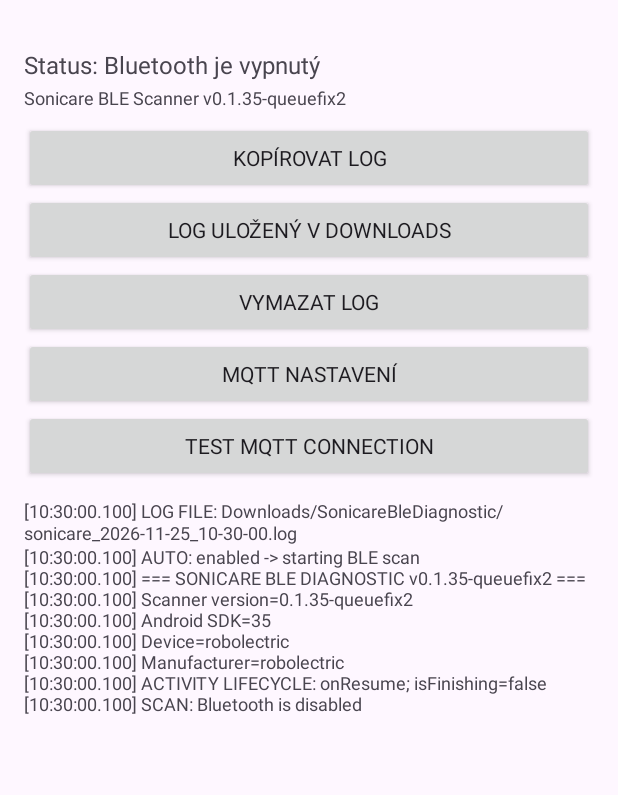
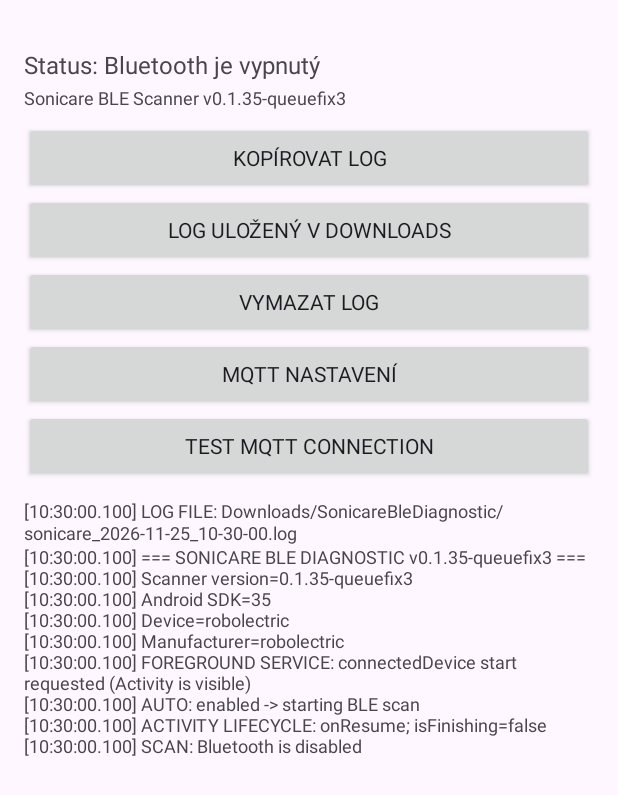
Before and after one commit to Marthinek/sonicare-android-gateway, an Android app: the screen it shows after launch (MainActivity), on a phone screen of 412 x 824 dp. Shown: the top 795 px of the screen. Run offline under Robolectric (Android 15) with nearby library versions, the phone set to English and light mode, and no system bars; libraries missing offline, so code that uses them is left out: com.hivemq.client.

Commit message:
Start connected-device foreground service after Bluetooth permissions

```diff
--- a/app/src/main/java/cz/marthas/sonicareble/MainActivity.kt
+++ b/app/src/main/java/cz/marthas/sonicareble/MainActivity.kt
@@ -17,6 +17,7 @@ import android.bluetooth.le.ScanSettings
 import android.content.ClipData
 import android.content.ClipboardManager
 import android.content.Context
+import android.content.Intent
 import android.content.ContentValues
 import android.content.pm.PackageManager
 import android.os.Build
@@ -34,6 +35,7 @@ import android.widget.TextView
 import android.text.InputType
 import android.provider.MediaStore
 import androidx.appcompat.app.AppCompatActivity
+import androidx.core.content.ContextCompat
 import cz.marthas.sonicareble.condor.CondorProtocol
 import java.text.SimpleDateFormat
 import java.io.BufferedWriter
@@ -55,7 +57,7 @@ class MainActivity : AppCompatActivity() {
 
     companion object {
         private const val TAG = "SonicareBLE"
-        private const val APP_VERSION = "0.1.35-queuefix2"
+        private const val APP_VERSION = "0.1.35-queuefix3"
 
         private const val PERMISSION_REQUEST_CODE = 1001
         private const val UI_LOG_FLUSH_INTERVAL_MS = 100L
@@ -565,22 +567,23 @@ private var condorDiagLastTxNotificationAtMs = 0L
             log("LOG FILE: unable to create diagnostic log file")
         }
 
-        if (autoConnectEnabled && blePermissionsGranted()) {
-            log("AUTO: enabled -> starting BLE scan")
-            handler.post {
-                if (!isGattConnected && !gattConnectInProgress && !isScanning) {
-                    startScan()
-                }
-            }
-        } else if (autoConnectEnabled) {
-            log("AUTO: waiting for BLE permissions")
-        }
-
         log("=== SONICARE BLE DIAGNOSTIC v$APP_VERSION ===")
         log("Scanner version=$APP_VERSION")
         log("Android SDK=${Build.VERSION.SDK_INT}")
         log("Device=${Build.MODEL}")
         log("Manufacturer=${Build.MANUFACTURER}")
+
+        if (autoConnectEnabled && blePermissionsGranted()) {
+            startBleForegroundServiceIfReady()
+            log("AUTO: enabled -> starting BLE scan")
+            handler.post {
+                if (!isGattConnected && !gattConnectInProgress && !isScanning) {
+                    startScan()
+                }
+            }
+        } else if (autoConnectEnabled) {
+            log("AUTO: waiting for BLE permissions before foreground service and scan")
+        }
     }
 
     private fun createUi() {
@@ -836,14 +839,53 @@ private var condorDiagLastTxNotificationAtMs = 0L
         }
     }
 
+    private fun startBleForegroundServiceIfReady() {
+        if (!blePermissionsGranted()) {
+            log("FOREGROUND SERVICE: waiting for Bluetooth permissions")
+            return
+        }
+
+        if (
+            Build.VERSION.SDK_INT >= Build.VERSION_CODES.TIRAMISU &&
+            checkSelfPermission(Manifest.permission.POST_NOTIFICATIONS) !=
+                PackageManager.PERMISSION_GRANTED
+        ) {
+            log(
+                "FOREGROUND SERVICE: POST_NOTIFICATIONS not granted; " +
+                    "gateway will still run, but Android may hide its drawer notification"
+            )
+        }
+
+        try {
+            ContextCompat.startForegroundService(
+                this,
+                SonicareBleForegroundService.startIntent(this)
+            )
+            log(
+                "FOREGROUND SERVICE: connectedDevice start requested " +
+                    "(Activity is visible)"
+            )
+        } catch (e: Exception) {
+            log(
+                "FOREGROUND SERVICE START FAILED: " +
+                    "${e.javaClass.simpleName}: ${e.message}"
+            )
+            updateStatus("Nepodařilo se spustit BLE foreground service")
+        }
+    }
+
     private fun requestBlePermissionsIfNeeded() {
 
         if (Build.VERSION.SDK_INT >= Build.VERSION_CODES.S) {
 
-            val permissions = arrayOf(
+            val permissions = mutableListOf(
                 Manifest.permission.BLUETOOTH_SCAN,
                 Manifest.permission.BLUETOOTH_CONNECT
             )
+
+            if (Build.VERSION.SDK_INT >= Build.VERSION_CODES.TIRAMISU) {
+                permissions.add(Manifest.permission.POST_NOTIFICATIONS)
+            }
 
             val missing = permissions.filter {
                 checkSelfPermission(it) != PackageManager.PERMISSION_GRANTED
@@ -882,6 +924,7 @@ private var condorDiagLastTxNotificationAtMs = 0L
         if (requestCode == PERMISSION_REQUEST_CODE) {
             if (blePermissionsGranted()) {
                 log("BLE permissions granted")
+                startBleForegroundServiceIfReady()
                 if (autoConnectEnabled && !isGattConnected && !gattConnectInProgress && !isScanning) {
                     log("AUTO: permissions ready -> starting BLE scan")
                     startScan()
```
